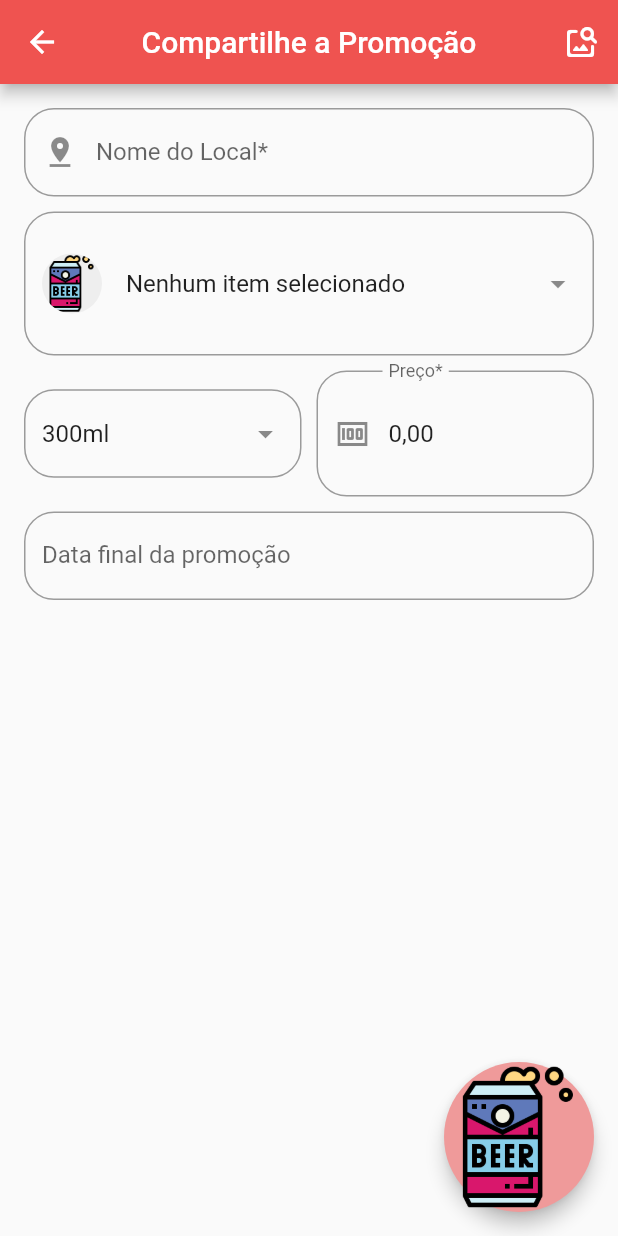
After one commit to kheronn/bora_bebe, a Flutter app: the AddPromocaoView screen opened by its route, on a phone screen of 412 x 824 dp. The commit adds this screen. Run offline on Flutter 3.47's test engine with Material 2 defaults, Android fonts, the light colour scheme and no system bars; drawn by our look-alikes of datetime_picker_formfield, dropdown_search; our stand-ins replace cloud_firestore, dio, firebase_auth, firebase_core, flutter_masked_text, get and 3 more; accounts and stored records are empty.

Commit message:
refactor: add_pomo

```diff
--- /dev/null
+++ b/lib/app/data/models/cerveja.dart
@@ -0,0 +1,42 @@
+import 'dart:convert';
+
+class Cerveja {
+  String marca;
+  String tipo;
+  String imagem;
+  Cerveja({
+    this.marca,
+    this.tipo,
+    this.imagem,
+  });
+
+  Map<String, dynamic> toMap() {
+    return {
+      'marca': marca,
+      'tipo': tipo,
+      'imagem': imagem,
+    };
+  }
+
+  factory Cerveja.fromMap(Map<String, dynamic> map) {
+    if (map == null) return null;
+
+    return Cerveja(
+      marca: map['marca'],
+      tipo: map['tipo'],
+      imagem: map['imagem'],
+    );
+  }
+
+  String toJson() => json.encode(toMap());
+
+  factory Cerveja.fromJson(String source) =>
+      Cerveja.fromMap(json.decode(source));
+
+  bool isEqual(Cerveja model) {
+    return this?.marca == model?.marca;
+  }
+
+  @override
+  String toString() => marca.toUpperCase();
+}
--- a/lib/app/data/providers/ibge_api.dart
+++ b/lib/app/data/providers/ibge_api.dart
@@ -1,16 +1,20 @@
 import 'dart:convert';
 
+import 'package:bora_bebe/app/data/models/cerveja.dart';
 import 'package:bora_bebe/app/data/models/municipio.dart';
 import 'package:bora_bebe/app/data/models/uf.dart';
 import 'package:dio/dio.dart';
 import 'package:http/http.dart' as http;
 
-class IbgeAPI {
-  static const String url =
+class APIs {
+  static const String urlIBGE =
       "https://servicodados.ibge.gov.br/api/v1/localidades/estados";
 
+  static const String urlCervejas =
+      "https://script.google.com/macros/s/AKfycbyB0MzRsflZ8DsSwy7ZRqCvrQOdzYcYQIhFfY0h-kuVyA7B2VeI/exec";
+
   Future<List<Uf>> getUfs() async {
-    return Dio().get(url).then(
+    return Dio().get(urlIBGE).then(
           (res) => res?.data
               ?.map<Uf>(
                 (u) => Uf.fromMap(u),
@@ -20,7 +24,7 @@ class IbgeAPI {
   }
 
   Future<List<Municipio>> getMunicipios(String id) async {
-    return Dio().get("$url/$id/municipios").then(
+    return Dio().get("$urlIBGE/$id/municipios").then(
           (res) => res?.data
               ?.map<Municipio>(
                 (u) => Municipio.fromMap(u),
@@ -28,4 +32,14 @@ class IbgeAPI {
               ?.toList(),
         );
   }
+
+  Future<List<Cerveja>> getAllCervejas() async {
+    return Dio().get(urlCervejas).then(
+          (res) => res?.data['cervejas']
+              ?.map<Cerveja>(
+                (u) => Cerveja.fromMap(u),
+              )
+              ?.toList(),
+        );
+  }
 }
--- a/lib/app/data/providers/bera_service.dart
+++ b/lib/app/data/providers/promocao_service.dart
@@ -1,12 +1,12 @@
-import 'package:bora_bebe/app/data/models/bera.dart';
+import 'package:bora_bebe/app/data/models/promocao.dart';
 import 'package:cloud_firestore/cloud_firestore.dart';
 
-class BeraService {
+class PromocaoService {
   final FirebaseFirestore _firestore = FirebaseFirestore.instance;
 
   getBeras(String municicpio) {
     return _firestore
-        .collection("beras")
+        .collection("promocoes")
         .where("municicpio", isEqualTo: municicpio)
         .orderBy(
           "dataBera",
--- /dev/null
+++ b/lib/app/modules/add-promocao/controllers/add_promocao_controller.dart
@@ -0,0 +1,15 @@
+import 'package:bora_bebe/app/data/models/cerveja.dart';
+import 'package:bora_bebe/app/data/models/municipio.dart';
+import 'package:bora_bebe/app/data/providers/ibge_api.dart';
+import 'package:get/get.dart';
+
+class AddPromocaoController extends GetxController {
+  final APIs _api = Get.find();
+
+  @override
+  void onInit() {}
+
+  Future<List<Cerveja>> getCervejas() {
+    return _api.getAllCervejas();
+  }
+}
--- /dev/null
+++ b/lib/app/modules/add-promocao/views/add_promocao_view.dart
@@ -0,0 +1,223 @@
+import 'package:bora_bebe/app/data/models/cerveja.dart';
+import 'package:bora_bebe/app/modules/add-promocao/controllers/add_promocao_controller.dart';
+import 'package:datetime_picker_formfield/datetime_picker_formfield.dart';
+import 'package:dropdown_search/dropdown_search.dart';
+import 'package:flutter/material.dart';
+import 'package:flutter_masked_text/flutter_masked_text.dart';
+import 'package:get/get.dart';
+import 'package:intl/intl.dart';
+
+class AddPromocaoView extends GetView<AddPromocaoController> {
+  final _dateFormat = DateFormat('dd/MM/yyyy');
+  final _moneyFormat = NumberFormat("#,##0.00", "pt_BR");
+  final _maskMoney = MoneyMaskedTextController(
+      decimalSeparator: ',', thousandSeparator: '.'); //after
+
+  @override
+  Widget build(BuildContext context) {
+    return Scaffold(
+        resizeToAvoidBottomInset: false,
+        appBar: AppBar(
+          title: Text("Compartilhe a Promoção"),
+          centerTitle: true,
+          backgroundColor: Colors.red[400],
+          actions: [
+            IconButton(
+              icon: Icon(Icons.image_search_rounded),
+              onPressed: () {},
+            )
+          ],
+        ),
+        floatingActionButton: _buildFloatingActionButton(),
+        body: SafeArea(
+          bottom: true,
+          top: true,
+          child: Form(
+            child: ListView(
+              padding: EdgeInsets.all(16),
+              children: [
+                TextFormField(
+                  decoration: InputDecoration(
+                    border: OutlineInputBorder(
+                      borderRadius: BorderRadius.circular(20),
+                    ),
+                    prefixIcon: const Icon(Icons.pin_drop),
+                    hintText: 'Nome do local',
+                    labelText: 'Nome do Local*',
+                  ),
+                ),
+                SizedBox(height: 10),
+                DropdownSearch<Cerveja>(
+                  mode: Mode.DIALOG,
+                  showSearchBox: true,
+                  hint: "Nome da cerveja",
+                  label: "Cervejas",
+                  dropdownSearchDecoration: _buildInputDecoration(),
+                  onFind: (String filter) => controller.getCervejas(),
+                  onChanged: (Cerveja data) {
+                    print(data);
+                  },
+                  dropdownBuilder: _customDropDownExample,
+                  popupItemBuilder: _customPopupItemBuilderExample2,
+                ),
+                SizedBox(height: 10),
+                Row(
+                  mainAxisAlignment: MainAxisAlignment.spaceBetween,
+                  children: [
+                    Container(
+                      child: Flexible(
+                        child: DropdownSearch<String>(
+                          mode: Mode.MENU,
+                          items: [
+                            "300ml",
+                            "473ml",
+                            "600ml",
+                            "1L",
+                            "5L",
+                            "15L",
+                          ],
+                          label: "Volume",
+                          selectedItem: "300ml",
+                          dropdownSearchDecoration: _buildInputDecoration(),
+                          onChanged: (String data) {
+                            print(data);
+                          },
+                        ),
+                      ),
+                    ),
+                    SizedBox(
+                      width: 10,
+                    ),
+                    Flexible(
+                      child: TextFormField(
+                        controller: _maskMoney,
+                        keyboardType: TextInputType.number,
+                        decoration: InputDecoration(
+                          contentPadding: EdgeInsets.fromLTRB(0, 35, 0, 30),
+                          border: OutlineInputBorder(
+                            borderRadius: BorderRadius.circular(20),
+                          ),
+                          prefixIcon: const Icon(Icons.money),
+                          hintText: "0,00",
+                          labelText: 'Preço*',
+                        ),
+                      ),
+                    )
+                  ],
+                ),
+                SizedBox(height: 10),
+                DateTimeField(
+                    format: _dateFormat,
+                    decoration: InputDecoration(
+                        labelText: "Data final da promoção",
+                        border: OutlineInputBorder(
+                          borderRadius: BorderRadius.circular(20),
+                        )),
+                    // initialValue: DateTime.,
+                    onShowPicker: (context, currentValue) {
+                      return showDatePicker(
+                        context: context,
+                        // firstDate: DateTime.now(),
+                        //  initialDate: currentValue ?? DateTime.now(),
+                        lastDate: DateTime(2100), firstDate: DateTime.now(),
+                        initialDate: DateTime.now(),
+                      );
+                    }),
+                SizedBox(height: 10),
+                Container(
+                  decoration: BoxDecoration(
+                    borderRadius: BorderRadius.circular(16),
+                    color: Theme.of(context).primaryColor,
+                  ),
+                )
+              ],
+            ),
+          ),
+        ));
+  }
+
+  InputDecoration _buildInputDecoration() {
+    return InputDecoration(
+        border: OutlineInputBorder(
+      borderRadius: BorderRadius.circular(20),
+    ));
+  }
+
+  _buildFloatingActionButton() {
+    return SizedBox(
+      height: 100,
+      width: 100,
+      child: Container(
+        child: FloatingActionButton(
+          elevation: 5,
+          backgroundColor: Colors.red[200],
+          isExtended: true,
+          child: Image(
+              image: AssetImage("assets/images/beer_add.png"), width: 115.0),
+          onPressed: () {
+            Get.back();
+          },
+        ),
+      ),
+    );
+  }
+
+  Future _chooseDate() async {
+    var now = new DateTime.now();
+
+    var result = await showDatePicker(
+        initialDate: now,
+        firstDate: now,
+        lastDate: new DateTime(2100),
+        context: Get.context);
+
+    if (result == null) return;
+  }
+
+  Widget _customDropDownExample(
+      BuildContext context, Cerveja item, String itemDesignation) {
+    return Container(
+      child: (item?.imagem == null)
+          ? ListTile(
+              contentPadding: EdgeInsets.all(0),
+              leading: CircleAvatar(
+                  backgroundColor: Colors.grey[200],
+                  backgroundImage: AssetImage("assets/images/beer_add.png")),
+              title: Text("Nenhum item selecionado"),
+            )
+          : ListTile(
+              contentPadding: EdgeInsets.all(0),
+              leading: CircleAvatar(
+                backgroundColor: Colors.red,
+                backgroundImage: NetworkImage(item.imagem),
+              ),
+              title: Text(item.marca.toUpperCase()),
+              subtitle: Text(
+                item.tipo.toUpperCase(),
+              ),
+            ),
+    );
+  }
+
+  Widget _customPopupItemBuilderExample2(
+      BuildContext context, Cerveja item, bool isSelected) {
+    return Container(
+      margin: EdgeInsets.symmetric(horizontal: 8),
+      decoration: !isSelected
+          ? null
+          : BoxDecoration(
+              border: Border.all(color: Colors.transparent),
+              borderRadius: BorderRadius.circular(5),
+              color: Colors.red,
+            ),
+      child: ListTile(
+        selected: isSelected,
+        title: Text(item.marca.toUpperCase()),
+        subtitle: Text(item.tipo),
+        leading: CircleAvatar(
+          backgroundImage: NetworkImage(item.imagem),
+        ),
+      ),
+    );
+  }
+}
--- a/lib/app/modules/config_lugar/bindings/config_lugar_binding.dart
+++ b/lib/app/modules/config_lugar/bindings/config_lugar_binding.dart
@@ -6,8 +6,9 @@ import 'package:bora_bebe/app/modules/config_lugar/controllers/config_lugar_cont
 class ConfigLugarBinding extends Bindings {
   @override
   void dependencies() {
+    Get.lazyPut(() => APIs());
     Get.lazyPut<ConfigLugarController>(
-      () => ConfigLugarController(IbgeAPI()),
+      () => ConfigLugarController(Get.find()),
     );
   }
 }
--- a/lib/app/modules/config_lugar/controllers/config_lugar_controller.dart
+++ b/lib/app/modules/config_lugar/controllers/config_lugar_controller.dart
@@ -7,7 +7,7 @@ import 'package:get/get.dart';
 import 'package:get_storage/get_storage.dart';
 
 class ConfigLugarController extends GetxController {
-  final IbgeAPI _api;
+  final APIs _api;
   final box = GetStorage();
   final _estadoSelecionado = Uf().obs;
   int get estadoSelecionado => _estadoSelecionado.value.id;
--- a/lib/app/modules/home/views/home_view.dart
+++ b/lib/app/modules/home/views/home_view.dart
@@ -42,7 +42,7 @@ class HomeView extends GetView<HomeController> {
           child:
               Image(image: AssetImage("assets/images/beer.png"), width: 60.0),
           onPressed: () {
-            Get.dialog(CadBera());
+            Get.toNamed('/add-promocao');
           },
         ),
       ),
--- a/lib/app/routes/app_routes.dart
+++ b/lib/app/routes/app_routes.dart
@@ -6,4 +6,5 @@ abstract class Routes {
   static const HOME = "/home";
   static const LOGIN = '/login';
   static const CONFIG_LUGAR = '/config-lugar';
+  static const ADD_PROMOCAO = '/add-promocao';
 }
--- a/pubspec.yaml
+++ b/pubspec.yaml
@@ -47,7 +47,6 @@ dependencies:
   intl: ^0.16.1
   flutter_masked_text: ^0.8.0
 
-
 dev_dependencies:
   flutter_test:
     sdk: flutter
```
Also changed, not shown: lib/app/data/models/promocao.dart (renamed from lib/app/data/models/bera.dart, +7 -6 lines), lib/app/modules/add-promocao/bindings/add_promocao_binding.dart (added, +11 -0 lines), lib/app/routes/app_pages.dart (+9 -2 lines).
